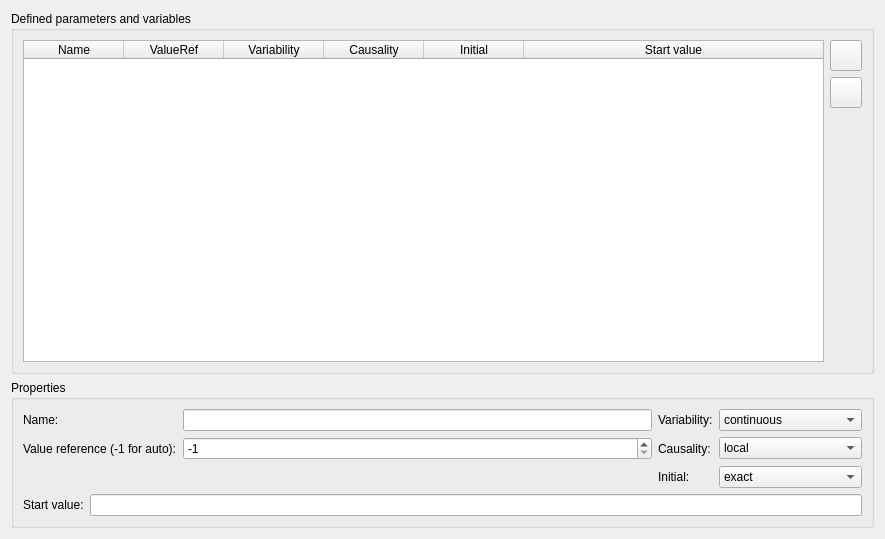
Old version of the form scripts/ui/WizardPageVariables.ui in the repository ghorwin/FMICodeGenerator.
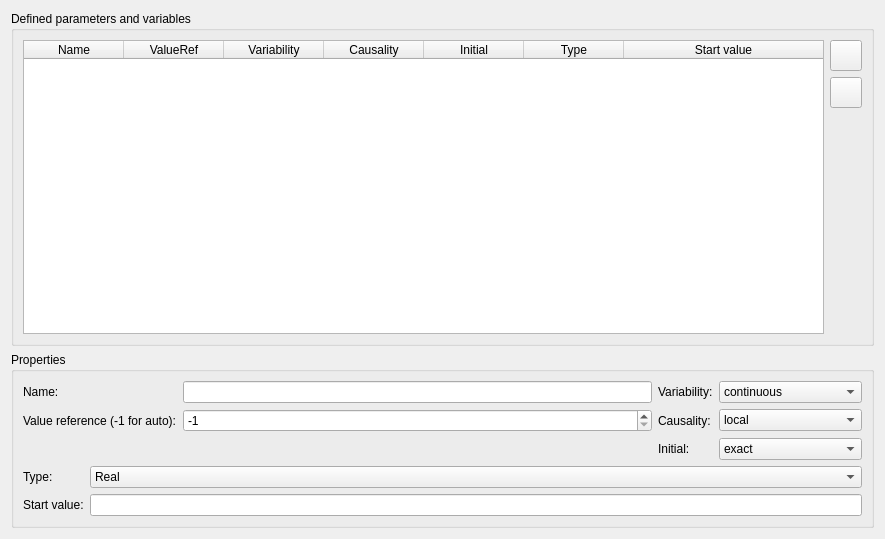
New version of the form. Icons and pictures are not drawn.

Commit message: Added "TypeID" variable property.

Patch:
```diff
--- a/scripts/ui/WizardPageVariables.ui
+++ b/scripts/ui/WizardPageVariables.ui
@@ -32,7 +32,7 @@
          <number>0</number>
         </property>
         <property name="columnCount">
-         <number>6</number>
+         <number>7</number>
         </property>
         <attribute name="horizontalHeaderStretchLastSection">
          <bool>true</bool>
@@ -65,6 +65,11 @@
           <string>Initial</string>
          </property>
         </column>
+        <column>
+         <property name="text">
+          <string>Type</string>
+         </property>
+        </column>
         <column>
          <property name="text">
           <string>Start value</string>
@@ -265,16 +270,47 @@
         </item>
        </layout>
       </item>
-      <item row="1" column="0">
+      <item row="2" column="0">
        <widget class="QLabel" name="label_6">
         <property name="text">
          <string>Start value:</string>
         </property>
        </widget>
       </item>
-      <item row="1" column="1">
+      <item row="2" column="1">
        <widget class="QLineEdit" name="lineEditStart"/>
       </item>
+      <item row="1" column="0">
+       <widget class="QLabel" name="label_7">
+        <property name="text">
+         <string>Type:</string>
+        </property>
+       </widget>
+      </item>
+      <item row="1" column="1">
+       <widget class="QComboBox" name="comboBoxTypeID">
+        <item>
+         <property name="text">
+          <string>Real</string>
+         </property>
+        </item>
+        <item>
+         <property name="text">
+          <string>Integer</string>
+         </property>
+        </item>
+        <item>
+         <property name="text">
+          <string>Boolean</string>
+         </property>
+        </item>
+        <item>
+         <property name="text">
+          <string>String</string>
+         </property>
+        </item>
+       </widget>
+      </item>
      </layout>
     </widget>
    </item>
```
The commit also changes 2 other files.
